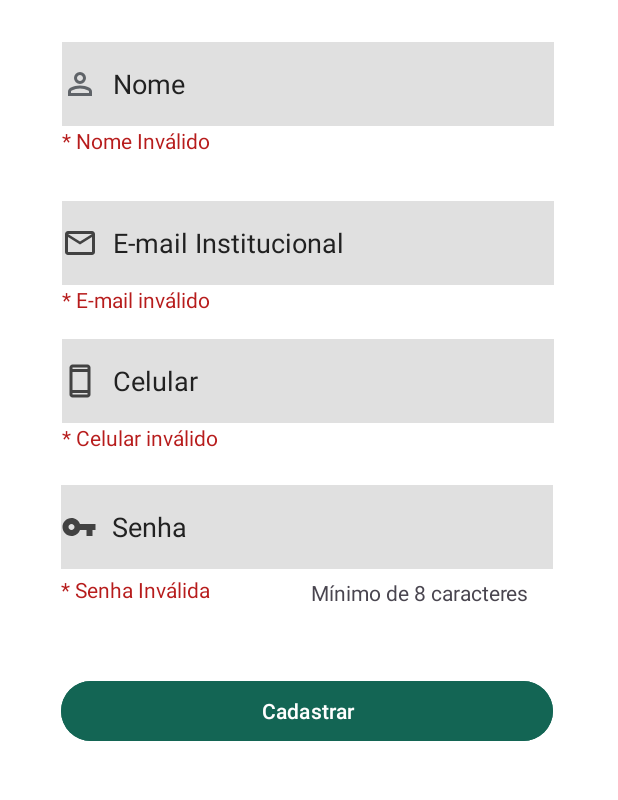
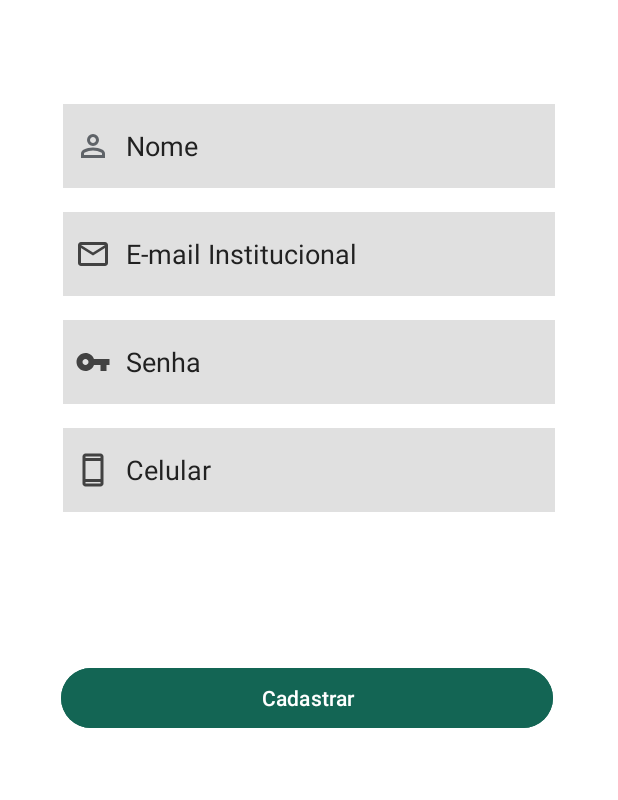
Before and after one commit to melhora-ifam/melhora-ifam, an Android app: the layout fragment_cadastro.xml on its own in the app's theme, with its tools: preview values and no code run, on a phone screen of 412 x 824 dp, the part 310-1110 px from its top. Run offline under Robolectric (Android 15) with nearby library versions, the phone set to English and light mode, and no system bars.

Commit message:
Cadastro de usuário

```diff
--- a/app/build.gradle.kts
+++ b/app/build.gradle.kts
@@ -48,6 +48,9 @@ dependencies {
     implementation(platform("com.google.firebase:firebase-bom:33.6.0"))
     implementation("com.google.firebase:firebase-analytics")
 
+    // Realtime Database
+    implementation("com.google.firebase:firebase-database")
+
     // Autenticação
     implementation("com.google.firebase:firebase-auth")
 
--- a/app/src/main/res/layout/fragment_cadastro.xml
+++ b/app/src/main/res/layout/fragment_cadastro.xml
@@ -18,6 +18,74 @@
         app:layout_constraintTop_toTopOf="parent"
         app:layout_constraintVertical_bias="0.137" />
 
+    <LinearLayout
+        android:id="@+id/inputsCadastro"
+        android:layout_width="wrap_content"
+        android:layout_height="wrap_content"
+        android:orientation="vertical"
+        android:paddingVertical="16dp"
+        app:layout_constraintBottom_toBottomOf="parent"
+        app:layout_constraintEnd_toEndOf="parent"
+        app:layout_constraintStart_toStartOf="parent"
+        app:layout_constraintTop_toTopOf="parent">
+
+        <EditText
+            android:id="@+id/nome"
+            android:layout_width="328dp"
+            android:layout_height="56dp"
+            android:layout_marginVertical="8dp"
+            android:background="@color/neutral_light_300"
+            android:drawableStart="@drawable/person"
+            android:drawablePadding="10dp"
+            android:ems="10"
+            android:hint="@string/nome"
+            android:inputType="text"
+            android:paddingHorizontal="8dp"
+            android:textColorHint="@color/neutral_dark_900" />
+
+        <EditText
+            android:id="@+id/email"
+            android:layout_width="328dp"
+            android:layout_height="56dp"
+            android:layout_marginVertical="8dp"
+            android:background="@color/neutral_light_300"
+            android:drawableStart="@drawable/email"
+            android:drawablePadding="10dp"
+            android:ems="10"
+            android:hint="@string/email_institucional"
+            android:inputType="textEmailAddress"
+            android:paddingHorizontal="8dp"
+            android:textColorHint="@color/neutral_dark_900" />
+
+        <EditText
+            android:id="@+id/senha"
+            android:layout_width="328dp"
+            android:layout_height="56dp"
+            android:layout_marginVertical="8dp"
+            android:background="@color/neutral_light_300"
+            android:drawableStart="@drawable/senha_icon"
+            android:drawablePadding="10dp"
+            android:ems="10"
+            android:hint="@string/senha"
+            android:inputType="textPassword"
+            android:paddingHorizontal="8dp"
+            android:textColorHint="@color/neutral_dark_900" />
+
+        <EditText
+            android:id="@+id/celular"
+            android:layout_width="328dp"
+            android:layout_height="56dp"
+            android:layout_marginVertical="8dp"
+            android:background="@color/neutral_light_300"
+            android:drawableStart="@drawable/celular"
+            android:drawablePadding="10dp"
+            android:ems="10"
+            android:hint="@string/celular"
+            android:inputType="text"
+            android:paddingHorizontal="8dp"
+            android:textColorHint="@color/neutral_dark_900" />
+    </LinearLayout>
+
     <TextView
         android:id="@+id/textView"
         android:layout_width="168dp"
@@ -32,42 +100,6 @@
         app:layout_constraintStart_toStartOf="parent"
         app:layout_constraintTop_toBottomOf="@+id/imageView" />
 
-    <EditText
-        android:id="@+id/email"
-        android:layout_width="328dp"
-        android:layout_height="56dp"
-        android:background="@color/neutral_light_300"
-        android:drawableStart="@drawable/email"
-        android:drawablePadding="10dp"
-        android:ems="10"
-        android:hint="@string/email_institucional"
-        android:inputType="textEmailAddress"
-        android:textColorHint="@color/neutral_dark_900"
-        app:layout_constraintBottom_toBottomOf="parent"
-        app:layout_constraintEnd_toEndOf="parent"
-        app:layout_constraintHorizontal_bias="0.493"
-        app:layout_constraintStart_toStartOf="parent"
-        app:layout_constraintTop_toTopOf="parent"
-        app:layout_constraintVertical_bias="0.444" />
-
-    <EditText
-        android:id="@+id/senha"
-        android:layout_width="328dp"
-        android:layout_height="56dp"
-        android:background="@color/neutral_light_300"
-        android:drawableStart="@drawable/senha_icon"
-        android:drawablePadding="10dp"
-        android:ems="10"
-        android:hint="@string/senha"
-        android:inputType="textPassword"
-        android:textColorHint="@color/neutral_dark_900"
-        app:layout_constraintBottom_toBottomOf="parent"
-        app:layout_constraintEnd_toEndOf="parent"
-        app:layout_constraintHorizontal_bias="0.481"
-        app:layout_constraintStart_toStartOf="parent"
-        app:layout_constraintTop_toBottomOf="@+id/celular"
-        app:layout_constraintVertical_bias="0.149" />
-
     <Button
         android:id="@+id/buttonCadastrar"
         android:layout_width="328dp"
@@ -79,107 +111,7 @@
         app:layout_constraintEnd_toEndOf="parent"
         app:layout_constraintHorizontal_bias="0.481"
         app:layout_constraintStart_toStartOf="parent"
-        app:layout_constraintTop_toBottomOf="@+id/senha"
+        app:layout_constraintTop_toBottomOf="@+id/inputsCadastro"
         app:layout_constraintVertical_bias="0.372" />
 
-    <EditText
-        android:id="@+id/nome"
-        android:layout_width="328dp"
-        android:layout_height="56dp"
-        android:background="@color/neutral_light_300"
-        android:drawableStart="@drawable/person"
-        android:drawablePadding="10dp"
-        android:ems="10"
-        android:inputType="text"
-        android:hint="@string/nome"
-        android:textColorHint="@color/neutral_dark_900"
-        app:layout_constraintBottom_toTopOf="@+id/email"
-        app:layout_constraintEnd_toEndOf="parent"
-        app:layout_constraintHorizontal_bias="0.493"
-        app:layout_constraintStart_toStartOf="parent"
-        app:layout_constraintTop_toBottomOf="@+id/textView"
-        app:layout_constraintVertical_bias="0.362" />
-
-    <EditText
-        android:id="@+id/celular"
-        android:layout_width="328dp"
-        android:layout_height="56dp"
-        android:layout_marginTop="36dp"
-        android:background="@color/neutral_light_300"
-        android:drawableStart="@drawable/celular"
-        android:drawablePadding="10dp"
-        android:ems="10"
-        android:inputType="text"
-        android:hint="@string/celular"
-        android:textColorHint="@color/neutral_dark_900"
-        app:layout_constraintEnd_toEndOf="parent"
-        app:layout_constraintHorizontal_bias="0.493"
-        app:layout_constraintStart_toStartOf="parent"
-        app:layout_constraintTop_toBottomOf="@+id/email" />
-
-    <TextView
-        android:id="@+id/minCaracter"
-        android:layout_width="161dp"
-        android:layout_height="24dp"
-        android:text="@string/senha_min_caract"
-        app:layout_constraintBottom_toBottomOf="parent"
-        app:layout_constraintEnd_toEndOf="@+id/senha"
-        app:layout_constraintHorizontal_bias="1.0"
-        app:layout_constraintStart_toStartOf="parent"
-        app:layout_constraintTop_toBottomOf="@+id/senha"
-        app:layout_constraintVertical_bias="0.029" />
-
-    <TextView
-        android:id="@+id/textView3"
-        android:layout_width="wrap_content"
-        android:layout_height="wrap_content"
-        android:text="@string/nome_invalido"
-        android:textColor="@color/error_dark_900"
-        app:layout_constraintBottom_toTopOf="@+id/email"
-        app:layout_constraintEnd_toEndOf="parent"
-        app:layout_constraintHorizontal_bias="0.0"
-        app:layout_constraintStart_toStartOf="@+id/nome"
-        app:layout_constraintTop_toBottomOf="@+id/nome"
-        app:layout_constraintVertical_bias="0.0" />
-
-    <TextView
-        android:id="@+id/textView4"
-        android:layout_width="wrap_content"
-        android:layout_height="wrap_content"
-        android:text="@string/email_invalido"
-        android:textColor="@color/error_dark_900"
-        app:layout_constraintBottom_toTopOf="@+id/celular"
-        app:layout_constraintEnd_toEndOf="parent"
-        app:layout_constraintHorizontal_bias="0.0"
-        app:layout_constraintStart_toStartOf="@+id/email"
-        app:layout_constraintTop_toBottomOf="@+id/email"
-        app:layout_constraintVertical_bias="0.0" />
-
-    <TextView
-        android:id="@+id/textView5"
-        android:layout_width="wrap_content"
-        android:layout_height="wrap_content"
-        android:text="@string/celular_invalido"
-        android:textColor="@color/error_dark_900"
-        app:layout_constraintBottom_toTopOf="@+id/senha"
-        app:layout_constraintEnd_toEndOf="parent"
-        app:layout_constraintHorizontal_bias="0.0"
-        app:layout_constraintStart_toStartOf="@+id/celular"
-        app:layout_constraintTop_toBottomOf="@+id/celular"
-        app:layout_constraintVertical_bias="0.0" />
-
-    <TextView
-        android:id="@+id/senhaErroMensagem"
-        android:layout_width="wrap_content"
-        android:layout_height="wrap_content"
-        android:layout_marginTop="4dp"
-        android:text="@string/senha_invalido"
-        android:textColor="@color/error_dark_900"
-        app:layout_constraintBottom_toBottomOf="parent"
-        app:layout_constraintEnd_toEndOf="parent"
-        app:layout_constraintHorizontal_bias="0.0"
-        app:layout_constraintStart_toStartOf="@+id/senha"
-        app:layout_constraintTop_toBottomOf="@+id/senha"
-        app:layout_constraintVertical_bias="0.0" />
-
 </androidx.constraintlayout.widget.ConstraintLayout>
```
Also changed, not shown: app/src/main/java/com/example/melhoraifam/CadastroFragment.kt (added, +95 -0 lines), app/src/main/java/com/example/melhoraifam/LoginFragment.kt (+12 -0 lines), app/src/main/java/com/example/melhoraifam/cadastro.kt (deleted, +0 -59 lines).
